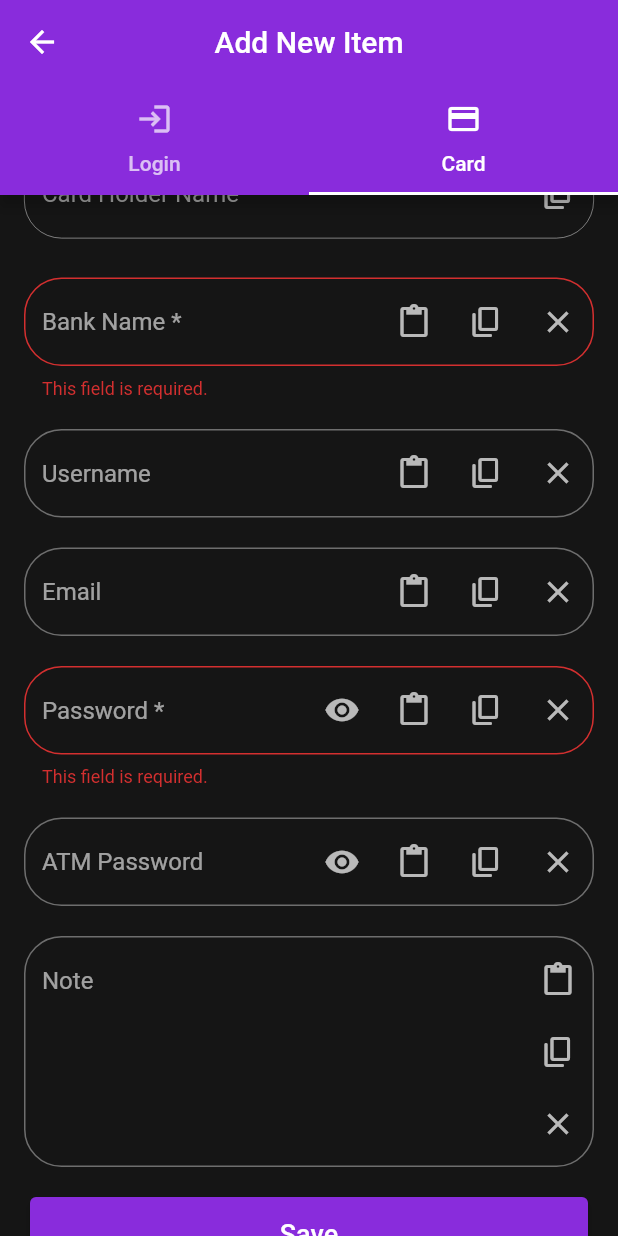
After one commit to naseralmuhana/Flutter-ValutManger, a Flutter app: the TabAppBar screen opened by its route, tab 2 chosen, scrolled down 462 dp, after a tap on "Save", on a phone screen of 412 x 824 dp. The commit adds this screen. Run offline on Flutter 3.47's test engine with Material 2 defaults, Android fonts, the phone set to English and light mode, and no system bars; drawn by our look-alikes of flutter_credit_card; our stand-ins replace cloud_firestore, firebase_core, flutter_slidable, fluttertoast, local_auth, pin_code_fields and 2 more; missing offline and left inert: clipboard, encrypt, telephony; accounts and stored records are empty.

Commit message:
task bar +  add card

```diff
--- /dev/null
+++ b/lib/pages/addItem/add_card.dart
@@ -0,0 +1,222 @@
+import 'package:cloud_firestore/cloud_firestore.dart';
+import 'package:flutter/material.dart';
+import 'package:flutter_credit_card/credit_card_model.dart';
+import 'package:flutter_credit_card/credit_card_form.dart';
+import 'package:flutter_credit_card/flutter_credit_card.dart';
+import 'package:password_manager/constants/variables.dart';
+import 'package:password_manager/services/encrypt/my_encryption.dart';
+import 'package:password_manager/widgets/bottomBar/bottom_bar.dart';
+import 'package:password_manager/widgets/clipBoard/clip_board.dart';
+import 'package:password_manager/widgets/form/custom_card_form.dart';
+import 'package:password_manager/widgets/form/components/custom_elevated_button.dart';
+
+import 'package:password_manager/widgets/toast/toast.dart';
+
+final OutlineInputBorder outlineInputBorder = OutlineInputBorder(
+  borderRadius: BorderRadius.circular(25.0),
+  borderSide: BorderSide(),
+);
+final OutlineInputBorder outlineInputEnabledBorder = OutlineInputBorder(
+  borderRadius: BorderRadius.circular(25.0),
+  borderSide: BorderSide(
+    color: Color(0x99ffffff),
+    width: 0.5,
+  ),
+);
+const decorationlabelStyle = TextStyle(color: Colors.grey);
+
+class AddCardPage extends StatefulWidget {
+  static final String routeName = 'AddCardPageRoute';
+
+  @override
+  _AddCardPageState createState() => _AddCardPageState();
+}
+
+class _AddCardPageState extends State<AddCardPage> {
+  String? _cardNumber = '';
+  String? _cardHolderName = '';
+  String? _cvvNumber = '';
+  String? _expiryDate = '';
+  bool showBackView = false;
+  late TextEditingController _bankName;
+  late TextEditingController _usernameController;
+  late TextEditingController _emailController;
+  late TextEditingController _passwordController;
+  late TextEditingController _atmPasswordController;
+  late TextEditingController _noteController;
+  GlobalKey<FormState> _creditCardFormKey = GlobalKey<FormState>();
+
+  GlobalKey<FormState> _extraFormKey = GlobalKey<FormState>();
+  final FirebaseFirestore _firestore = FirebaseFirestore.instance;
+
+  @override
+  void initState() {
+    _bankName = TextEditingController();
+    _usernameController = TextEditingController();
+    _emailController = TextEditingController();
+    _passwordController = TextEditingController();
+    _atmPasswordController = TextEditingController();
+    _noteController = TextEditingController();
+    super.initState();
+  }
+
+  @override
+  void dispose() {
+    _bankName.dispose();
+    _usernameController.dispose();
+    _emailController.dispose();
+    _passwordController.dispose();
+    _atmPasswordController.dispose();
+    _noteController.dispose();
+    super.dispose();
+  }
+
+  void onCreditCardModelChange(CreditCardModel creditCardModel) {
+    setState(() {
+      _cardNumber = creditCardModel.cardNumber;
+      _cardHolderName = creditCardModel.cardHolderName;
+      _expiryDate = creditCardModel.expiryDate;
+      _cvvNumber = creditCardModel.cvvCode;
+      showBackView = creditCardModel.isCvvFocused;
+    });
+  }
+
+  @override
+  Widget build(BuildContext context) {
+    return SingleChildScrollView(
+      child: Column(
+        children: [
+          CreditCardWidget(
+            cardNumber: _cardNumber!,
+            expiryDate: _expiryDate!,
+            cardHolderName: _cardHolderName!,
+            cvvCode: _cvvNumber!,
+            showBackView: showBackView,
+            obscureCardCvv: true,
+            obscureCardNumber: true,
+            height: 210,
+            cardBgColor: Colors.blueAccent,
+            textStyle: TextStyle(
+              color: Colors.black,
+              fontSize: 24.0,
+              fontWeight: FontWeight.bold,
+            ),
+            animationDuration: Duration(milliseconds: 1200),
+          ),
+          Column(
+            children: [
+              buildCarditCardForm(),
+              CustomCardForm(
+                extraFormKey: _extraFormKey,
+                bankName: _bankName,
+                usernameController: _usernameController,
+                emailController: _emailController,
+                passwordController: _passwordController,
+                noteController: _noteController,
+                atmPasswordController: _atmPasswordController,
+              ),
+              Padding(
+                padding: EdgeInsets.symmetric(
+                  horizontal: kDefaultPadding * 0.5,
+                  vertical: kDefaultPadding * 0.5,
+                ),
+                child: CustomElevatedButton(
+                  buttonLabel: 'Save',
+                  onPressed: _trySubmitForm,
+                ),
+              ),
+            ],
+          ),
+        ],
+      ),
+    );
+  }
+
+  void _trySubmitForm() async {
+    final isCreditCardValid = _creditCardFormKey.currentState!.validate();
+    final isCustomCardValid = _extraFormKey.currentState!.validate();
+    FocusScope.of(context).unfocus();
+    if (isCreditCardValid && isCustomCardValid) {
+      try {
+        await _firestore.collection('CardItems').add({
+          'cardNumber': MyEncryptionDecryption.encryptFernet(_cardNumber).base64,
+          'expiryData': MyEncryptionDecryption.encryptFernet(_expiryDate).base64,
+          'cvvNumber': MyEncryptionDecryption.encryptFernet(_cvvNumber).base64,
+          'cardHolderName': _cardHolderName,
+          'bankName': _bankName.text,
+          'username': _usernameController.text,
+          'email': _emailController.text,
+          'password': MyEncryptionDecryption.encryptFernet(_passwordController.text).base64,
+          'atmPassword': MyEncryptionDecryption.encryptFernet(_atmPasswordController.text).base64,
+          'note': _noteController.text,
+        }).then((value) {
+          _cardNumber = null;
+          _expiryDate = null;
+          _cvvNumber = null;
+          _cardHolderName = null;
+          _usernameController.clear();
+          _emailController.clear();
+          _passwordController.clear();
+          _atmPasswordController.clear();
+          _noteController.clear();
+        });
+        CustomToast.showToast(message: '${_bankName.text} has been Added Successfully.');
+        Navigator.of(context).pushNamedAndRemoveUntil(
+          BottomBarWidget.routeName,
+          (route) => false,
+        );
+        _bankName.clear();
+      } catch (e) {
+        print(e);
+      }
+    }
+  }
+
+  CreditCardForm buildCarditCardForm() {
+    return CreditCardForm(
+      cardNumber: _cardNumber!,
+      expiryDate: _expiryDate!,
+      cardHolderName: _cardHolderName!,
+      cvvCode: _cvvNumber!,
+      onCreditCardModelChange: onCreditCardModelChange,
+      themeColor: Colors.blue,
+      formKey: _creditCardFormKey,
+      textColor: Colors.white,
+      cardNumberDecoration: buildCardDecoration(
+        labelText: 'Number *',
+        hintText: 'xxxx xxxx xxxx xxxx',
+        value: _cardNumber!,
+      ),
+      expiryDateDecoration: buildCardDecoration(
+        labelText: 'Expiry Date *',
+        hintText: 'xx/xx',
+        value: _expiryDate!,
+      ),
+      cvvCodeDecoration: buildCardDecoration(
+        labelText: 'CVV *',
+        hintText: 'xxx',
+        value: _cvvNumber!,
+      ),
+      cardHolderDecoration: buildCardDecoration(
+        labelText: 'Card Holder Name *',
+        value: _cardHolderName!,
+      ),
+    );
+  }
+
+  InputDecoration buildCardDecoration({
+    required String labelText,
+    String? hintText,
+    required String value,
+  }) {
+    return InputDecoration(
+      border: outlineInputBorder,
+      suffixIcon: CustomClipBoard.buildCopyClipboard(value: value),
+      enabledBorder: outlineInputEnabledBorder,
+      labelText: labelText,
+      labelStyle: decorationlabelStyle,
+      hintText: hintText ?? null,
+      hintStyle: decorationlabelStyle,
+    );
+  }
+}
--- a/lib/pages/addItem/add_login.dart
+++ b/lib/pages/addItem/add_login.dart
@@ -7,14 +7,14 @@ import 'package:password_manager/widgets/bottomBar/bottom_bar.dart';
 import 'package:password_manager/widgets/form/custom_login_form.dart';
 import 'package:password_manager/widgets/toast/toast.dart';
 
-class AddItemPage extends StatefulWidget {
-  static final String routeName = 'AddItemPageRoute';
+class AddLoginPage extends StatefulWidget {
+  static final String routeName = 'AddLoginPageRoute';
 
   @override
-  _AddItemPageState createState() => _AddItemPageState();
+  _AddLoginPageState createState() => _AddLoginPageState();
 }
 
-class _AddItemPageState extends State<AddItemPage> {
+class _AddLoginPageState extends State<AddLoginPage> {
   final FirebaseFirestore _firestore = FirebaseFirestore.instance;
 
   final _formKey = GlobalKey<FormState>();
@@ -53,18 +53,13 @@ class _AddItemPageState extends State<AddItemPage> {
       onTap: () {
         FocusScope.of(context).unfocus();
       },
-      child: Scaffold(
-        appBar: AppBar(
-          centerTitle: true,
-          title: Text('Add New Item'),
-        ),
-        body: SingleChildScrollView(
+      child: SingleChildScrollView(
         child: Container(
           padding: EdgeInsets.symmetric(
             vertical: kDefaultPadding * 1.5,
             horizontal: kDefaultPadding * 0.5,
           ),
-            child: CustomForm(
+          child: CustomLoginForm(
             formKey: _formKey,
             urlController: _urlController,
             nameController: _nameController,
@@ -73,7 +68,6 @@ class _AddItemPageState extends State<AddItemPage> {
             passwordController: _passwordController,
             noteController: _noteController,
             onPressed: _trySubmitForm,
-            ),
           ),
         ),
       ),
@@ -86,7 +80,7 @@ class _AddItemPageState extends State<AddItemPage> {
     FocusScope.of(context).unfocus();
     if (isValid) {
       try {
-        await _firestore.collection('items').add({
+        await _firestore.collection('LoginItems').add({
           'url': _urlController.text,
           'name': _nameController.text,
           'username': _usernameController.text,
--- /dev/null
+++ b/lib/pages/addItem/add_note.dart
@@ -0,0 +1,9 @@
+import 'package:flutter/material.dart';
+
+class AddNotePage extends StatelessWidget {
+  static final String routeName = 'AddNotePageRoute';
+  @override
+  Widget build(BuildContext context) {
+    return Container();
+  }
+}
--- a/lib/pages/editItem/edit_login.dart
+++ b/lib/pages/editItem/edit_login.dart
@@ -75,7 +75,7 @@ class _EditItemPageState extends State<EditItemPage> {
             vertical: kDefaultPadding * 1.5,
             horizontal: kDefaultPadding * 0.5,
           ),
-          child: CustomForm(
+          child: CustomLoginForm(
             formKey: _formKey,
             urlController: _urlController,
             nameController: _nameController,
@@ -96,7 +96,7 @@ class _EditItemPageState extends State<EditItemPage> {
     FocusScope.of(context).unfocus();
     if (isValid) {
       try {
-        await _firestore.collection('items').doc(item.id).update({
+        await _firestore.collection('LoginItems').doc(item.id).update({
           'url': _urlController.text,
           'name': _nameController.text,
           'username': _usernameController.text,
--- a/lib/pages/home/services/item_stream.dart
+++ b/lib/pages/home/services/item_stream.dart
@@ -15,7 +15,7 @@ class ItemsStream extends StatelessWidget {
   Widget build(BuildContext context) {
     final FirebaseFirestore _firestore = FirebaseFirestore.instance;
     return StreamBuilder(
-      stream: _firestore.collection('items').orderBy('name').snapshots(),
+      stream: _firestore.collection('LoginItems').orderBy('name').snapshots(),
       builder: (BuildContext context, AsyncSnapshot<QuerySnapshot> snapshot) {
         if (snapshot.hasData) {
           return (searchString == null || searchString!.trim() == '')
--- a/lib/pages/home/widgets/slidable_widget.dart
+++ b/lib/pages/home/widgets/slidable_widget.dart
@@ -100,7 +100,7 @@ class _SlidableWidgetState extends State<SlidableWidget> {
 
   Future<void> deleteItem({required String id}) async {
     try {
-      await _firestore.collection('items').doc(id).delete();
+      await _firestore.collection('LoginItems').doc(id).delete();
     } catch (e) {}
   }
 
--- a/lib/services/routes.dart
+++ b/lib/services/routes.dart
@@ -1,16 +1,22 @@
 import 'package:flutter/material.dart';
+import 'package:password_manager/pages/addItem/add_card.dart';
 import 'package:password_manager/pages/addItem/add_login.dart';
+import 'package:password_manager/pages/addItem/add_note.dart';
 import 'package:password_manager/pages/authenticate/finger_print_auth.dart';
 import 'package:password_manager/pages/authenticate/pin_code_auth.dart';
 import 'package:password_manager/pages/authenticate/sms_autofill_auth.dart';
 import 'package:password_manager/pages/editItem/edit_login.dart';
 import 'package:password_manager/pages/home/home.dart';
 import 'package:password_manager/widgets/bottomBar/bottom_bar.dart';
+import 'package:password_manager/widgets/taskAppBar/task_app_bar.dart';
 
 Map<String, Widget Function(BuildContext)> routes = {
   BottomBarWidget.routeName: (context) => BottomBarWidget(),
+  TabAppBar.routeName: (context) => TabAppBar(),
   HomePage.routeName: (context) => HomePage(),
-  AddItemPage.routeName: (context) => AddItemPage(),
+  AddLoginPage.routeName: (context) => AddLoginPage(),
+  AddCardPage.routeName: (context) => AddCardPage(),
+  AddNotePage.routeName: (context) => AddNotePage(),
   EditItemPage.routeName: (context) => EditItemPage(),
   FingerPrintAuthPage.routeName: (context) => FingerPrintAuthPage(),
   PinCodeAuthPage.routeName: (context) => PinCodeAuthPage(),
--- a/lib/widgets/bottomBar/bottom_bar.dart
+++ b/lib/widgets/bottomBar/bottom_bar.dart
@@ -1,11 +1,11 @@
 import 'package:flutter/material.dart';
 import 'package:password_manager/constants/variables.dart';
-import 'package:password_manager/pages/addItem/add_login.dart';
 import 'package:password_manager/pages/home/home.dart';
 import 'package:password_manager/widgets/bottomBar/components/custom_floating_action_button.dart';
+import 'package:password_manager/widgets/taskAppBar/task_app_bar.dart';
 
 class BottomBarWidget extends StatefulWidget {
-  static final String routeName = 'BottomBarWidget';
+  static final String routeName = 'BottomBarWidgetRoute';
   @override
   _BottomBarWidgetState createState() => _BottomBarWidgetState();
 }
@@ -48,11 +48,6 @@ class _BottomBarWidgetState extends State<BottomBarWidget> {
       {'page': HomePage(), 'title': 'Home'},
       {'page': HomePage(), 'title': 'Home'},
       {'page': HomePage(), 'title': 'Home'},
-
-      // {'page': FeedsScreens(), 'title': 'Feed'},
-      // {'page': SearchScreen(), 'title': 'Search'},
-      // {'page': CartScreen(), 'title': 'Cart'},
-      // {'page': UserScreen(), 'title': 'User'},
     ];
     super.initState();
   }
@@ -67,7 +62,7 @@ class _BottomBarWidgetState extends State<BottomBarWidget> {
       body: _pages[_selectedIndex]['page'],
       floatingActionButtonLocation: FloatingActionButtonLocation.miniCenterDocked,
       floatingActionButton: CustomFloatingActionButton(
-        onPressed: () => Navigator.of(context).pushNamed(AddItemPage.routeName),
+        onPressed: () => Navigator.of(context).pushNamed(TabAppBar.routeName),
       ),
       bottomNavigationBar: BottomAppBar(
         elevation: 20.0,
--- a/lib/widgets/clipBoard/clip_board.dart
+++ b/lib/widgets/clipBoard/clip_board.dart
@@ -7,6 +7,7 @@ class CustomClipBoard {
     return IconButton(
       tooltip: 'Copy',
       icon: Icon(Icons.content_copy_rounded),
+      color: Color(0xb3ffffff),
       splashRadius: 20.0,
       onPressed: () async {
         await FlutterClipboard.copy(value);
@@ -19,6 +20,7 @@ class CustomClipBoard {
     return IconButton(
       tooltip: 'Copy',
       icon: Icon(Icons.content_copy_rounded),
+      color: Color(0xb3ffffff),
       splashRadius: 20.0,
       onPressed: () async {
         await FlutterClipboard.copy(controller.text);
@@ -31,6 +33,7 @@ class CustomClipBoard {
     return IconButton(
       tooltip: 'Paste',
       icon: Icon(Icons.paste),
+      color: Color(0xb3ffffff),
       splashRadius: 20.0,
       onPressed: () async {
         final value = await FlutterClipboard.paste();
@@ -44,6 +47,7 @@ class CustomClipBoard {
     return IconButton(
       tooltip: 'Clear',
       icon: Icon(Icons.clear),
+      color: Color(0xb3ffffff),
       splashRadius: 20.0,
       onPressed: onPressed,
     );
@@ -53,6 +57,7 @@ class CustomClipBoard {
     return IconButton(
       icon: Icon(obscureText ? Icons.visibility : Icons.visibility_off),
       splashRadius: 20.0,
+      color: Color(0xb3ffffff),
       onPressed: onPressed,
     );
   }
--- /dev/null
+++ b/lib/widgets/form/custom_card_form.dart
@@ -0,0 +1,93 @@
+import 'package:flutter/material.dart';
+import 'package:password_manager/constants/variables.dart';
+import 'package:password_manager/services/validation.dart';
+import 'package:password_manager/widgets/form/components/custom_text_form_field.dart';
+
+Validation _validation = Validation();
+
+class CustomCardForm extends StatelessWidget {
+  CustomCardForm({
+    Key? key,
+    required GlobalKey<FormState> extraFormKey,
+    required TextEditingController bankName,
+    required TextEditingController usernameController,
+    required TextEditingController emailController,
+    required TextEditingController passwordController,
+    required TextEditingController atmPasswordController,
+    required TextEditingController noteController,
+  })  : _extraFormKey = extraFormKey,
+        _bankName = bankName,
+        _usernameController = usernameController,
+        _emailController = emailController,
+        _passwordController = passwordController,
+        _atmPasswordController = atmPasswordController,
+        _noteController = noteController,
+        super(key: key);
+
+  final GlobalKey<FormState> _extraFormKey;
+  final TextEditingController _bankName;
+  final TextEditingController _usernameController;
+  final TextEditingController _emailController;
+  final TextEditingController _passwordController;
+  final TextEditingController _atmPasswordController;
+  final TextEditingController _noteController;
+
+  @override
+  Widget build(BuildContext context) {
+    return Form(
+      key: _extraFormKey,
+      child: Container(
+        padding: EdgeInsets.symmetric(horizontal: kDefaultPadding * 0.8),
+        child: Column(
+          children: [
+            SizedBox(height: 18),
+            CustomTextFormField(
+              controller: _bankName,
+              label: 'Bank Name *',
+              validator: _validation.isEmptyValidation,
+            ),
+            SizedBox(height: 20),
+            CustomTextFormField(
+              controller: _usernameController,
+              label: 'Username',
+              autofillHints: [AutofillHints.name],
+            ),
+            SizedBox(height: 20),
+            CustomTextFormField(
+              controller: _emailController,
+              label: 'Email',
+              validator: _validation.emailValidator,
+              autofillHints: [AutofillHints.email],
+              textInputType: TextInputType.emailAddress,
+            ),
+            SizedBox(height: 20),
+            CustomTextFormField(
+              controller: _passwordController,
+              label: 'Password *',
+              validator: _validation.isEmptyValidation,
+              obscureText: true,
+              autofillHints: [AutofillHints.password],
+              textInputType: TextInputType.visiblePassword,
+            ),
+            SizedBox(height: 20),
+            CustomTextFormField(
+              controller: _atmPasswordController,
+              label: 'ATM Password',
+              // validator: _validation.isEmptyValidation,
+              obscureText: true,
+              autofillHints: [AutofillHints.password],
+              textInputType: TextInputType.visiblePassword,
+            ),
+            SizedBox(height: 20),
+            CustomTextFormField(
+              controller: _noteController,
+              label: 'Note',
+              maxLines: 6,
+              textInputType: TextInputType.multiline,
+            ),
+          ],
+        ),
+      ),
+    );
+  }
+}
--- a/lib/widgets/form/custom_login_form.dart
+++ b/lib/widgets/form/custom_login_form.dart
@@ -1,11 +1,11 @@
 import 'package:flutter/material.dart';
 import 'package:password_manager/services/validation.dart';
-import 'package:password_manager/widgets/form/custom_elevated_button.dart';
-import 'package:password_manager/widgets/form/custom_text_form_field.dart';
+import 'package:password_manager/widgets/form/components/custom_elevated_button.dart';
+import 'package:password_manager/widgets/form/components/custom_text_form_field.dart';
 
 Validation _validation = Validation();
 
-class CustomForm extends StatelessWidget {
+class CustomLoginForm extends StatelessWidget {
   final TextEditingController urlController;
   final TextEditingController nameController;
   final TextEditingController usernameController;
@@ -15,7 +15,7 @@ class CustomForm extends StatelessWidget {
   final GlobalKey<FormState> formKey;
   final VoidCallback onPressed;
 
-  const CustomForm(
+  const CustomLoginForm(
       {Key? key,
       required this.urlController,
       required this.nameController,
@@ -45,7 +45,7 @@ class CustomForm extends StatelessWidget {
             /// Name
             CustomTextFormField(
               controller: nameController,
-              label: 'Name',
+              label: 'Name *',
               validator: _validation.isEmptyValidation,
               textInputType: TextInputType.name,
               autofillHints: [AutofillHints.url],
@@ -73,7 +73,7 @@ class CustomForm extends StatelessWidget {
             /// Password
             CustomTextFormField(
               controller: passwordController,
-              label: 'Password',
+              label: 'Password *',
               validator: _validation.isEmptyValidation,
               obscureText: true,
               autofillHints: [AutofillHints.password],
--- /dev/null
+++ b/lib/widgets/taskAppBar/task_app_bar.dart
@@ -0,0 +1,48 @@
+import 'package:flutter/material.dart';
+import 'package:password_manager/constants/variables.dart';
+import 'package:password_manager/pages/addItem/add_card.dart';
+import 'package:password_manager/pages/addItem/add_login.dart';
+import 'package:password_manager/pages/addItem/add_note.dart';
+
+class TabAppBar extends StatelessWidget {
+  static final String routeName = 'TabAppBarRoute';
+  @override
+  Widget build(BuildContext context) {
+    return DefaultTabController(
+      // length: 3,
+      length: 2,
+      child: GestureDetector(
+        onTap: () => FocusScope.of(context).unfocus(),
+        child: Scaffold(
+          appBar: buildAppBar(),
+          body: buildScaffoldBody(),
+        ),
+      ),
+    );
+  }
+
+  TabBarView buildScaffoldBody() {
+    return TabBarView(
+      children: [
+        AddLoginPage(),
+        AddCardPage(),
+        // AddNotePage(),
+      ],
+    );
+  }
+
+  AppBar buildAppBar() {
+    return AppBar(
+      centerTitle: true,
+      title: Text('Add New Item'),
+      bottom: TabBar(
+        indicatorColor: kPrimaryColor,
+        tabs: [
+          Tab(icon: Icon(Icons.login_outlined), text: 'Login'),
+          Tab(icon: Icon(Icons.credit_card_outlined), text: 'Card'),
+          // Tab(icon: Icon(Icons.note_add_outlined), text: 'Note'),
+        ],
+      ),
+    );
+  }
+}
--- a/pubspec.yaml
+++ b/pubspec.yaml
@@ -23,6 +23,7 @@ dependencies:
   sms_autofill: ^2.0.1
   telephony: ^0.1.4
   rflutter_alert: ^2.0.2
+  flutter_credit_card: ^2.0.0
 
 dev_dependencies:
   flutter_test:
```
Also changed, not shown: lib/widgets/form/components/custom_elevated_button.dart (renamed from lib/widgets/form/custom_elevated_button.dart), lib/widgets/form/components/custom_text_form_field.dart (renamed from lib/widgets/form/custom_text_form_field.dart), pubspec.lock, 1 other file. Lines whose indentation alone changed are shown as unchanged.
